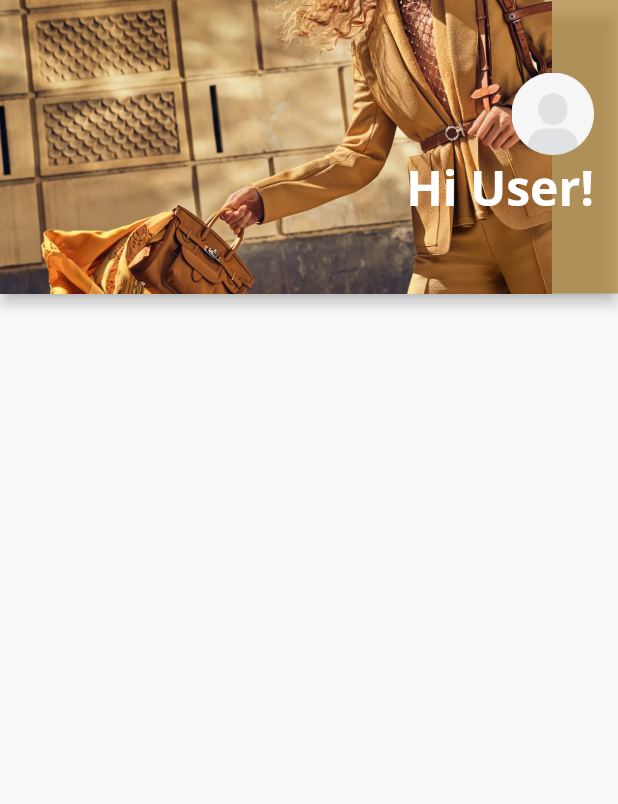
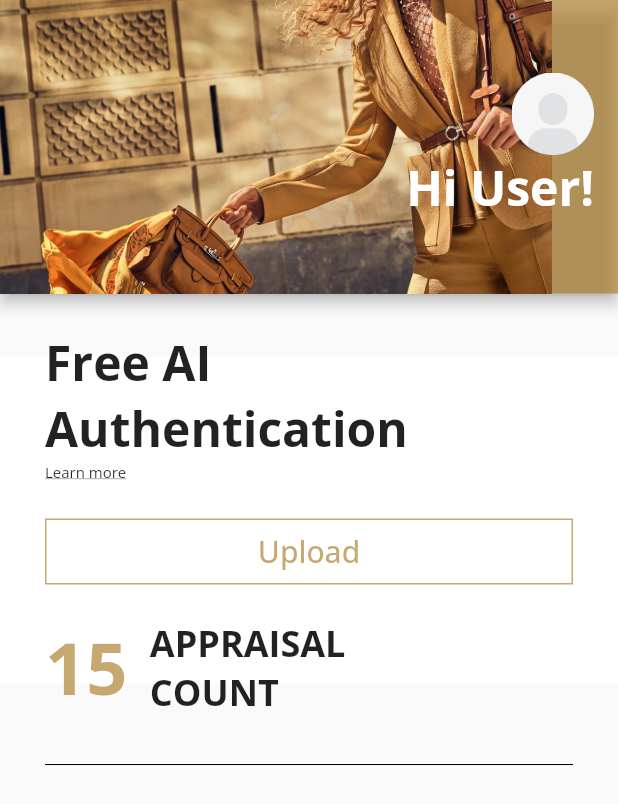
Before and after one commit to rrreb/FYP-mobile-app, a Flutter app: the screen it shows after launch, on a phone screen of 412 x 824 dp. Shown: the top 804 px of the screen. Run offline on Flutter 3.47's test engine with Material 2 defaults, Android fonts, the phone set to English and light mode, and no system bars.

Commit message:
home: middle section done

```diff
--- a/flutter_application/lib/main.dart
+++ b/flutter_application/lib/main.dart
@@ -37,6 +37,7 @@ class MyHomePage extends StatelessWidget {
   @override
   Widget build(BuildContext context) {
     double width = MediaQuery.of(context).size.width;
+    final Color primaryColor = Color(0xaaaa7d29);
 
     return Scaffold(
         appBar: AppBar(
@@ -68,8 +69,74 @@ class MyHomePage extends StatelessWidget {
                     ],
                   ))
             ])),
-      body: Container(),
-    );
+        body: ListView(
+          children: <Widget>[
+            Stack(
+              alignment: Alignment.topLeft,
+              children: <Widget>[
+                Positioned.fill(
+                  child: Container(
+                    margin: EdgeInsets.only(top: 42, bottom: 86),
+                    color: Colors.white,
+                  ),
+                ),
+                Container(
+                  margin: EdgeInsets.symmetric(vertical: 24, horizontal: 30),
+                  child: IntrinsicHeight(
+                    child: Column(
+                      crossAxisAlignment: CrossAxisAlignment.start,
+                      children: <Widget>[
+                        Text('Free AI\nAuthentication',
+                            style: TextStyle(
+                                fontSize: 32, fontWeight: FontWeight.bold)),
+                        Text('Learn more',
+                            style: TextStyle(
+                                fontSize: 10,
+                                decoration: TextDecoration.underline)),
+                        SizedBox(height: 22),
+                        OutlinedButton(
+                          child: Text("Upload", style: TextStyle(fontSize: 20)),
+                          style: OutlinedButton.styleFrom(
+                            minimumSize: Size.fromHeight(44),
+                            shape: RoundedRectangleBorder(
+                              borderRadius: BorderRadius.circular(0),
+                            ),
+                            side: BorderSide(
+                              color: primaryColor,
+                            ),
+                          ),
+                          onPressed: () {},
+                        ),
+                        SizedBox(height: 20),
+                        Row(
+                          children: <Widget>[
+                            Text(
+                              '15',
+                              style: TextStyle(
+                                  fontSize: 48,
+                                  fontWeight: FontWeight.bold,
+                                  color: primaryColor),
+                            ),
+                            SizedBox(width: 15),
+                            Text(
+                              'APPRAISAL\nCOUNT',
+                              style: TextStyle(
+                                  fontSize: 24, fontWeight: FontWeight.bold),
+                            ),
+                          ],
+                        ),
+                        SizedBox(height: 24),
+                        Divider(
+                          color: Colors.black,
+                        )
+                      ],
+                    ),
+                  ),
+                ),
+              ],
+            ),
+          ],
+        ));
   }
 }
 
```
Lines whose indentation alone changed are shown as unchanged.
